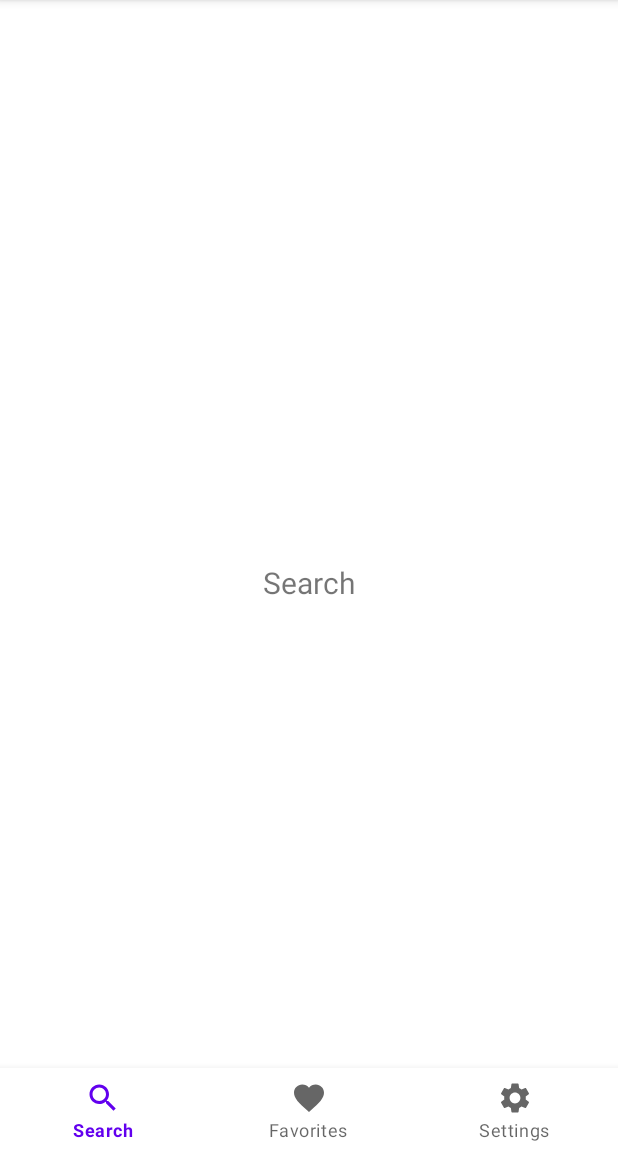
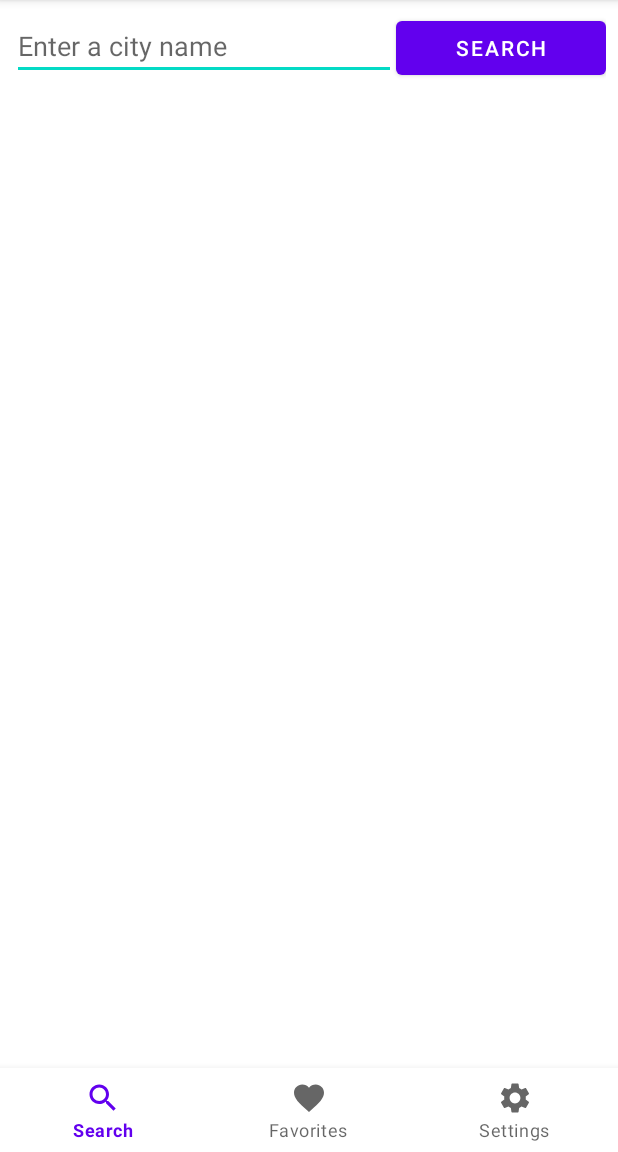
Before and after one commit to LEONARDOLSANTOS/My-Weather, an Android app: the screen it shows after launch (MainActivity), on a phone screen of 412 x 824 dp, the part 84-1236 px from its top. Run offline under Robolectric (Android 15) with nearby library versions, the phone set to English and light mode, and no system bars; our stand-ins replace navigation-ui.

Commit message:
Search Framgment - initial layout

```diff
--- a/app/src/main/java/com/leonardolsantos/myweather/ui/SearchFragment.kt
+++ b/app/src/main/java/com/leonardolsantos/myweather/ui/SearchFragment.kt
@@ -1,11 +1,11 @@
 package com.leonardolsantos.myweather.ui
 
 import android.os.Bundle
-import androidx.fragment.app.Fragment
 import android.view.LayoutInflater
 import android.view.View
 import android.view.ViewGroup
-import android.widget.TextView
+import android.widget.EditText
+import androidx.fragment.app.Fragment
 import com.leonardolsantos.myweather.R
 
 
@@ -16,10 +16,17 @@ class SearchFragment : Fragment() {
                               savedInstanceState: Bundle?
     ): View? {
 
-        val searchContainer =  inflater.inflate(R.layout.fragment_search, container, false)
-        val textView = searchContainer.findViewById<TextView>(R.id.text_search)
-        textView.text = getString(R.string.title_search)
-        return searchContainer
+
+        return inflater.inflate(R.layout.fragment_search, container, false)
+
+
+    }
+
+    override fun onViewCreated(view: View, savedInstanceState: Bundle?) {
+        super.onViewCreated(view, savedInstanceState)
+        val editText = view.findViewById<EditText>(R.id.et_search)
+        editText.requestFocus()
+
     }
 
 }
--- a/app/src/main/java/com/leonardolsantos/myweather/ui/SettingsFragment.kt
+++ b/app/src/main/java/com/leonardolsantos/myweather/ui/SettingsFragment.kt
@@ -7,10 +7,7 @@ import androidx.fragment.app.Fragment
 import android.view.LayoutInflater
 import android.view.View
 import android.view.ViewGroup
-import android.widget.Button
-import android.widget.RadioButton
-import android.widget.RadioGroup
-import android.widget.TextView
+import android.widget.*
 import androidx.core.view.forEachIndexed
 import com.leonardolsantos.myweather.R
 
@@ -90,11 +87,19 @@ class SettingsFragment : Fragment() {
 
      fun onSaveClicked(view: View){
         val editor = prefs?.edit()
-        editor?.apply(){
-            putString("temperature_unit", temperatureUnit)
-            putString("language", language)
-            apply()
-        }
+         try {
+             editor?.apply(){
+                 putString("temperature_unit", temperatureUnit)
+                 putString("language", language)
+                 apply()
+             }
+         }catch (e: Exception){
+             Toast.makeText(context , e.message, Toast.LENGTH_SHORT).show()
+         }finally {
+             Toast.makeText(context , "Preferences saved", Toast.LENGTH_SHORT).show()
+         }
+
+
 
     }
 
--- a/app/src/main/res/layout/fragment_search.xml
+++ b/app/src/main/res/layout/fragment_search.xml
@@ -6,17 +6,34 @@
     android:layout_height="match_parent"
     tools:context=".ui.SearchFragment">
 
-    <TextView
-        android:id="@+id/text_search"
+    <LinearLayout
         android:layout_width="match_parent"
-        android:layout_height="wrap_content"
+        android:layout_height="match_parent"
+        android:orientation="horizontal"
         android:layout_marginStart="8dp"
+        android:layout_marginEnd="8dp"
         android:layout_marginTop="8dp"
-        android:layout_marginEnd="8dp"
-        android:textAlignment="center"
-        android:textSize="20sp"
-        app:layout_constraintBottom_toBottomOf="parent"
         app:layout_constraintEnd_toEndOf="parent"
         app:layout_constraintStart_toStartOf="parent"
-        app:layout_constraintTop_toTopOf="parent" />
+        app:layout_constraintTop_toTopOf="parent"
+        >
+
+        <EditText
+            android:id="@+id/et_search"
+            android:layout_weight="70"
+            android:layout_width="wrap_content"
+            android:layout_height="wrap_content"
+            android:hint="@string/hint_type_city"
+            />
+
+        <Button
+            android:layout_weight="30"
+            android:id="@+id/bt_search"
+            android:layout_width="wrap_content"
+            android:layout_height="wrap_content"
+
+            android:text="@string/bt_search" />
+
+    </LinearLayout>
+
 </androidx.constraintlayout.widget.ConstraintLayout>
--- a/app/src/main/res/values/strings.xml
+++ b/app/src/main/res/values/strings.xml
@@ -5,5 +5,7 @@
     <string name="title_settings">Settings</string>
     <string name="hello_blank_fragment">Hello blank fragment</string>
     <string name="title_temperature_unit">Temperature Unit</string>
+    <string name="hint_type_city">Enter a city name</string>
+    <string name="bt_search">Search</string>
     <string name="title_description_language">Description Language</string>
 </resources>
```
